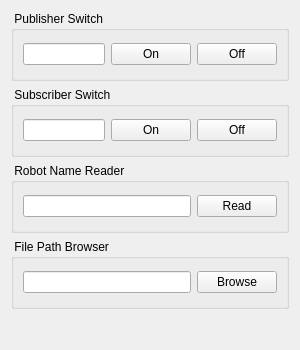
Old version of the form deprecated/rqt_example/ui/rqt_example.ui in the repository JaehyunShim/ros2_tutorial_cpp.
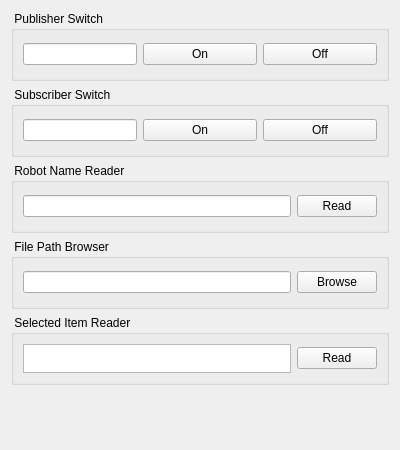
New version of the form.

Commit message: add Listview to rqt_example

Patch:
```diff
--- a/deprecated/rqt_example/ui/rqt_example.ui
+++ b/deprecated/rqt_example/ui/rqt_example.ui
@@ -9,8 +9,8 @@
    <rect>
     <x>0</x>
     <y>0</y>
-    <width>300</width>
-    <height>350</height>
+    <width>400</width>
+    <height>450</height>
    </rect>
   </property>
   <property name="sizePolicy">
@@ -25,6 +25,12 @@
     <height>350</height>
    </size>
   </property>
+  <property name="maximumSize">
+   <size>
+    <width>400</width>
+    <height>450</height>
+   </size>
+  </property>
   <property name="contextMenuPolicy">
    <enum>Qt::ActionsContextMenu</enum>
   </property>
@@ -192,6 +198,37 @@
        </layout>
       </widget>
      </item>
+     <item>
+      <widget class="QGroupBox" name="groupBox_5">
+       <property name="sizePolicy">
+        <sizepolicy hsizetype="MinimumExpanding" vsizetype="Minimum">
+         <horstretch>0</horstretch>
+         <verstretch>0</verstretch>
+        </sizepolicy>
+       </property>
+       <property name="minimumSize">
+        <size>
+         <width>200</width>
+         <height>70</height>
+        </size>
+       </property>
+       <property name="title">
+        <string> Selected Item Reader</string>
+       </property>
+       <layout class="QGridLayout" name="gridLayout5">
+        <item row="0" column="0">
+         <widget class="QListView" name="item_list"/>
+        </item>
+        <item row="0" column="1">
+         <widget class="QPushButton" name="read_selected_item_button">
+          <property name="text">
+           <string>Read</string>
+          </property>
+         </widget>
+        </item>
+       </layout>
+      </widget>
+     </item>
      <item>
       <spacer name="verticalSpacer">
        <property name="orientation">
```
Left out of the diff: 4 changed lines with no effect on the pictures. The commit also changes 1 other file.
